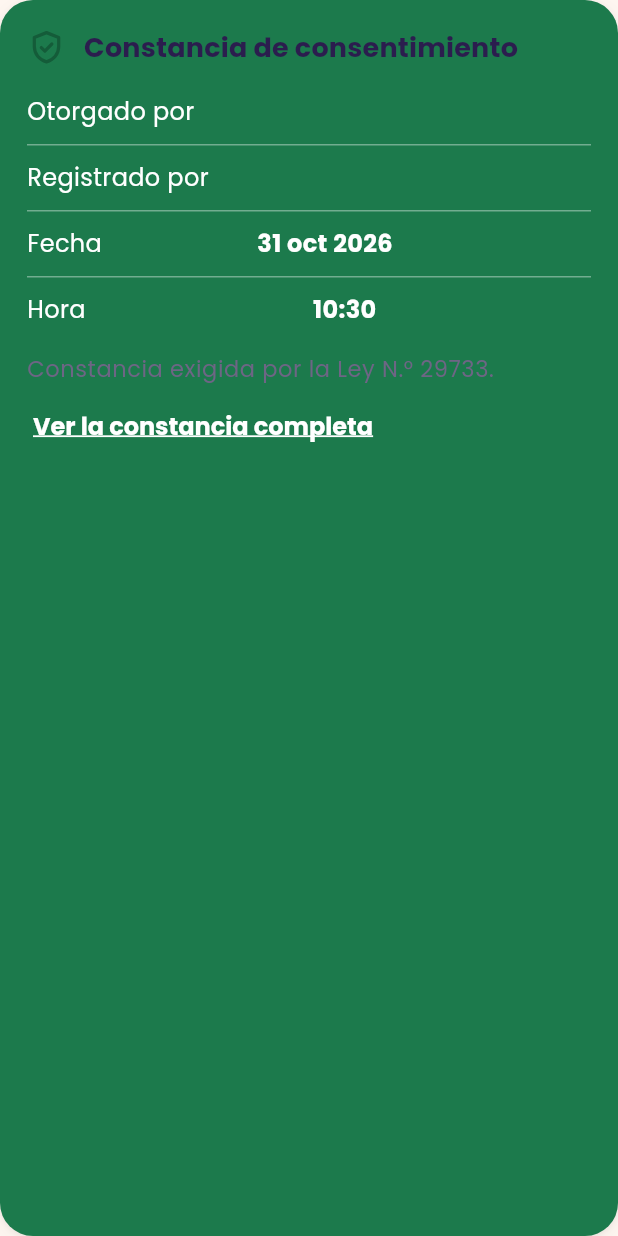
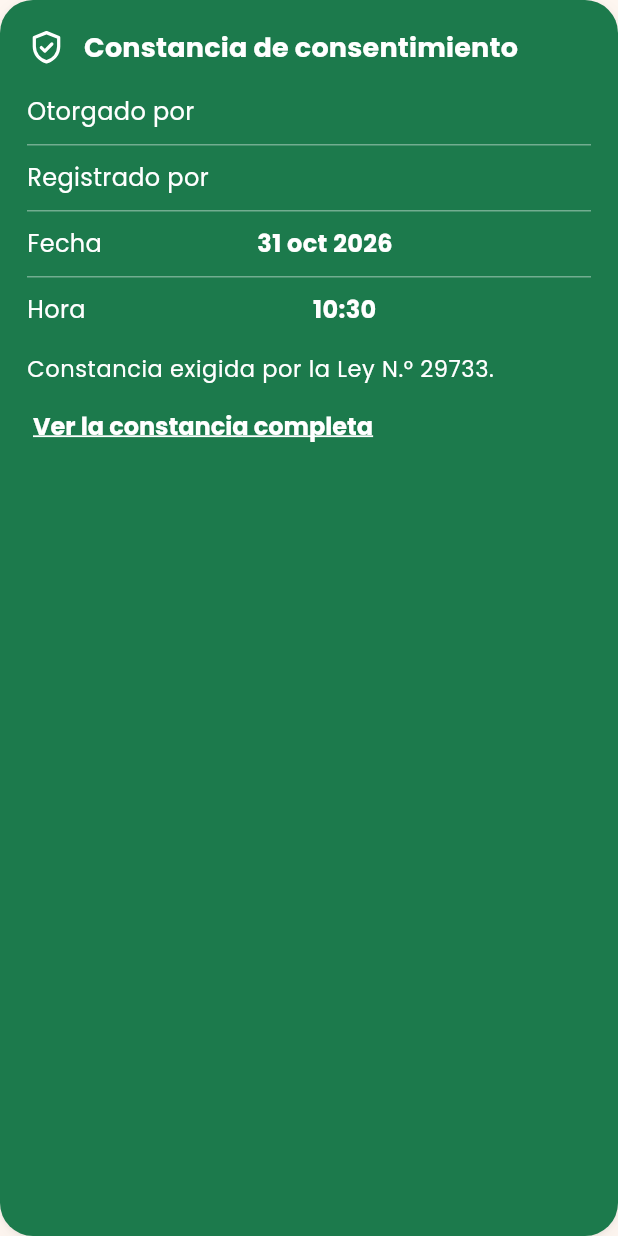
Before and after one commit to Te-Tengo-Tech/te-tengo-mobile-flutter, a Flutter app: the TarjetaConstancia widget shown alone on an empty page, opened directly with empty values, on a phone screen of 412 x 824 dp. Run offline on Flutter 3.47's test engine with Material 3 defaults, Android fonts, the phone set to English and light mode, and no system bars; our stand-ins replace connectivity_plus, dio, drift, firebase_core, firebase_messaging, flutter_riverpod and 8 more; missing offline and left inert: dart:js_interop, flutter_webrtc, home_widget, in_app_update, mobile_scanner; accounts and stored records are empty; network calls fail; statements that could not run were skipped.

Commit message:
refactor(ui): build the banded cards inside their own theme
Alert detail, home status, consent record and the paused-privacy card read their text styles and icon color from the filled card.

```diff
--- a/lib/features/hogar/presentation/constancia.dart
+++ b/lib/features/hogar/presentation/constancia.dart
@@ -27,15 +27,20 @@ class TarjetaConstancia extends StatelessWidget {
   @override
   Widget build(BuildContext context) {
     final c = consentimiento;
+    return TarjetaBanda.construir(
+      banda: Banda.calma,
+      builder: (context) {
         final texto = Theme.of(context).textTheme;
-    return TarjetaBanda(
-      banda: Banda.calma,
-      child: Column(
+        return Column(
           crossAxisAlignment: CrossAxisAlignment.stretch,
           children: [
             Row(
               children: [
-              Icono(Ico.shield, tamano: 26, color: context.colores.calmaTinta),
+                Icono(
+                  Ico.shield,
+                  tamano: 26,
+                  color: context.colores.calmaTinta,
+                ),
                 const SizedBox(width: 12),
                 Expanded(
                   child: Text(
@@ -66,7 +71,8 @@ class TarjetaConstancia extends StatelessWidget {
               ),
             ),
           ],
-      ),
+        );
+      },
     );
   }
 }
```
Also changed, not shown: lib/features/alertas/presentation/pantalla_detalle_alerta.dart (+6 -4 lines), lib/features/hogar/presentation/pantallas_privacidad.dart (+6 -3 lines), lib/features/inicio/presentation/tarjeta_adulto_mayor.dart (+7 -5 lines), lib/features/movimientos/presentation/pantallas_movimientos.dart (+12 -6 lines). Lines whose indentation alone changed are shown as unchanged.
